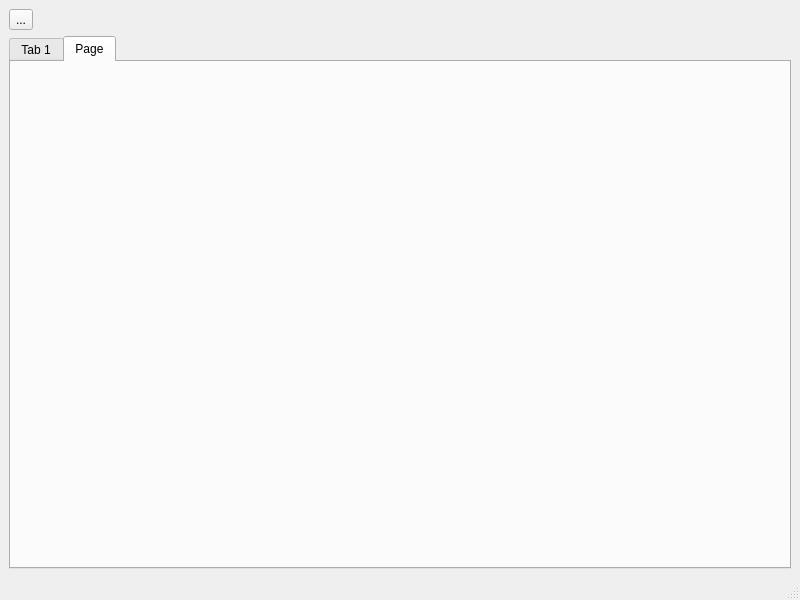
LeskovPV/LogViewer, file src/gui/main_window/main_window.ui: the form before one commit.
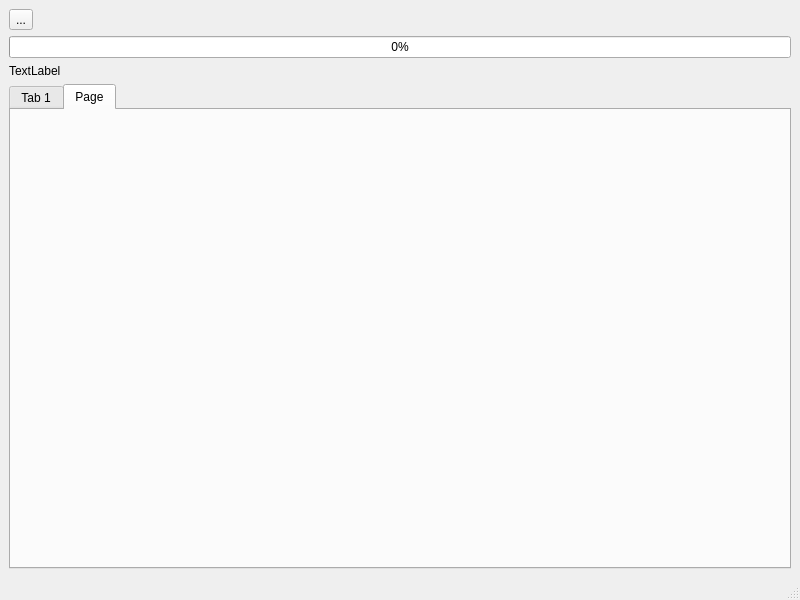
The form after the commit.

What changed in the file:
```diff
--- a/src/gui/main_window/main_window.ui
+++ b/src/gui/main_window/main_window.ui
@@ -22,6 +22,20 @@
       </property>
      </widget>
     </item>
+    <item>
+     <widget class="QProgressBar" name="progressBar">
+      <property name="value">
+       <number>0</number>
+      </property>
+     </widget>
+    </item>
+    <item>
+     <widget class="QLabel" name="label">
+      <property name="text">
+       <string>TextLabel</string>
+      </property>
+     </widget>
+    </item>
     <item>
      <widget class="QTabWidget" name="tabWidget">
       <property name="currentIndex">
```
